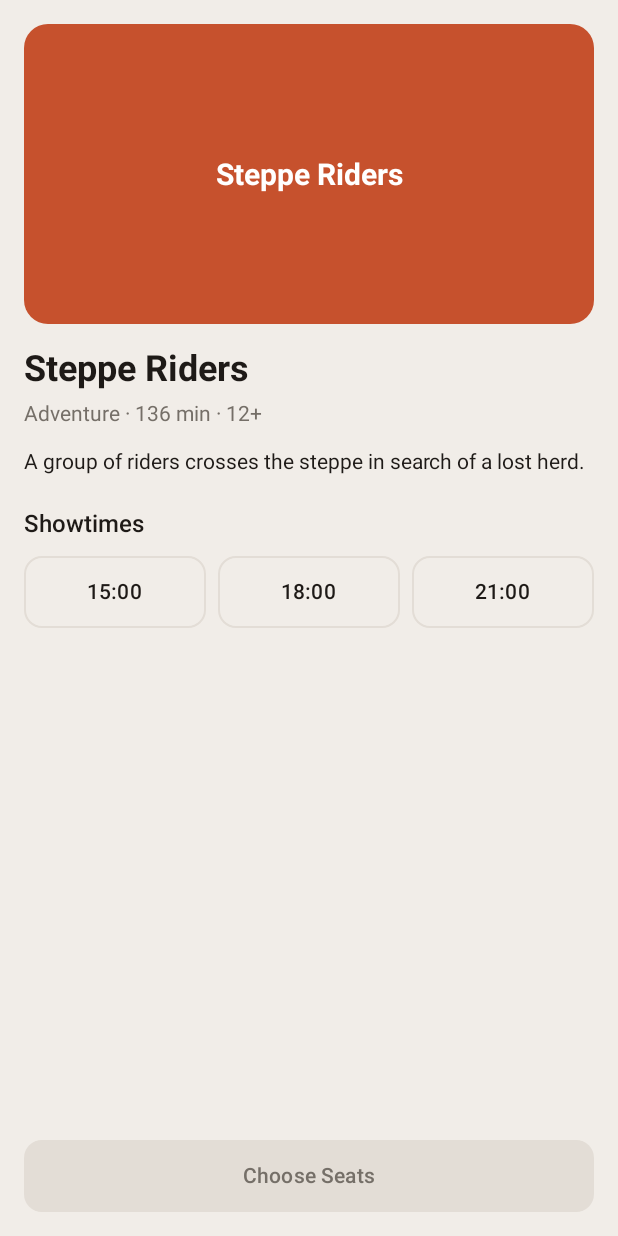
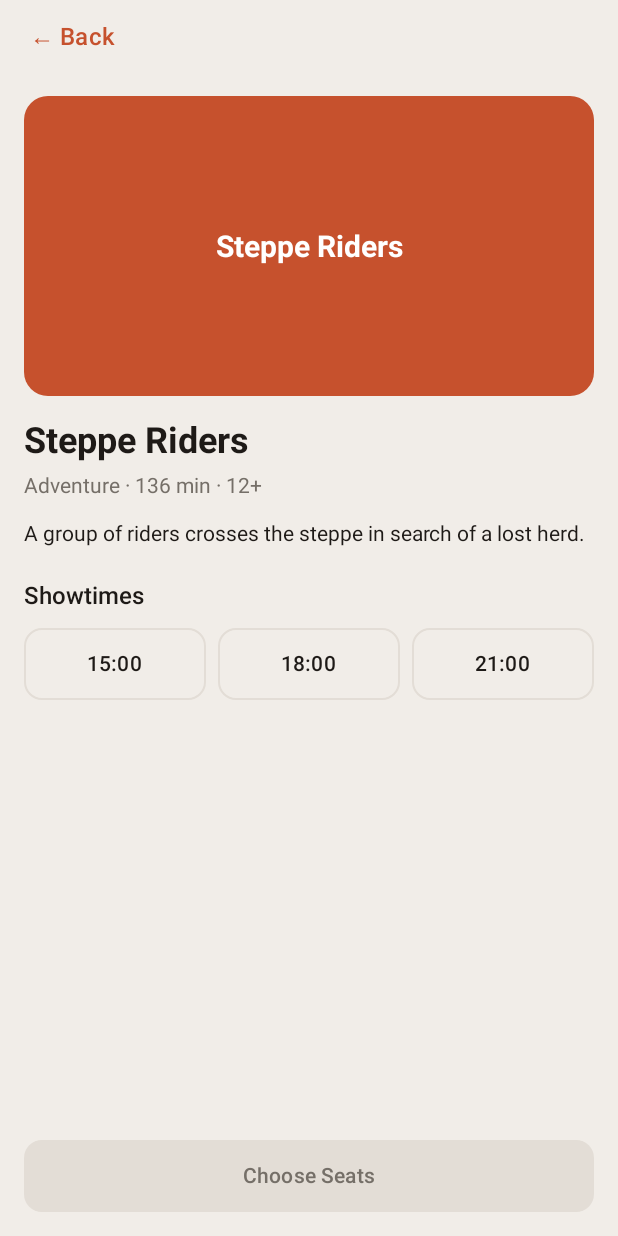
Before and after one commit to thess2r/CinemaBooking, an Android app built with Jetpack Compose: the @Preview function MovieDetailsScreenPreview, on a phone screen of 412 x 824 dp. Run offline under Robolectric (Android 15) with nearby library versions, the phone set to English and light mode, and no system bars.

Commit message:
feat(details): add Back button via onBack callback

```diff
--- a/app/src/main/java/com/example/cinemabooking/ui/screens/MovieDetailsScreen.kt
+++ b/app/src/main/java/com/example/cinemabooking/ui/screens/MovieDetailsScreen.kt
@@ -39,7 +39,14 @@ fun MovieDetailsScreen(
         modifier = Modifier
             .fillMaxSize()
             .background(Background)
+            .statusBarsPadding()
     ) {
+        TextButton(
+            onClick = onBack,
+            modifier = Modifier.padding(horizontal = 8.dp)
+        ) {
+            Text("← Back", color = Accent, fontSize = 16.sp)
+        }
         Column(
             modifier = Modifier
                 .weight(1f)
```
